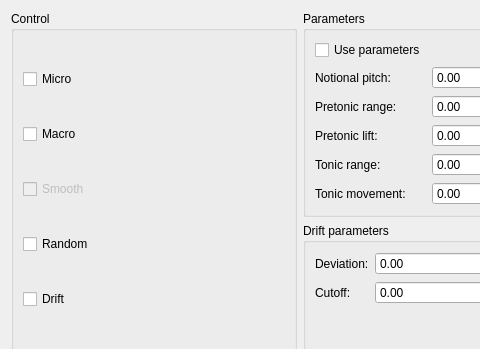
Above: ui/IntonationParametersWindow.ui from mym-br/gama_tts_editor before the change; both pictures show x 0 to 480 and y 0 to 349 of the 600 by 500 pixel window. Below: the same form after it.
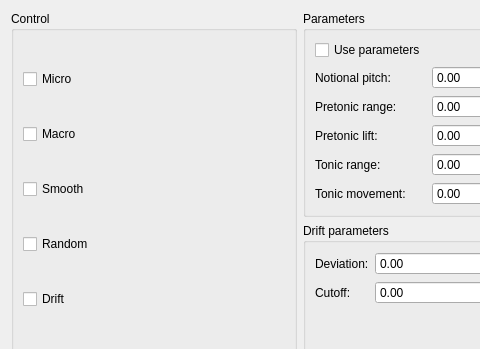
That is the form after the change.

Commit message: Enable smooth interpolation option.

Patch:
```diff
--- a/ui/IntonationParametersWindow.ui
+++ b/ui/IntonationParametersWindow.ui
@@ -161,7 +161,7 @@
       <item>
        <widget class="QCheckBox" name="smoothCheckBox">
         <property name="enabled">
-         <bool>false</bool>
+         <bool>true</bool>
         </property>
         <property name="text">
          <string>Smooth</string>
```
Left out of the diff: 11 changed lines with no effect on the pictures. The commit also changes 1 other file.
